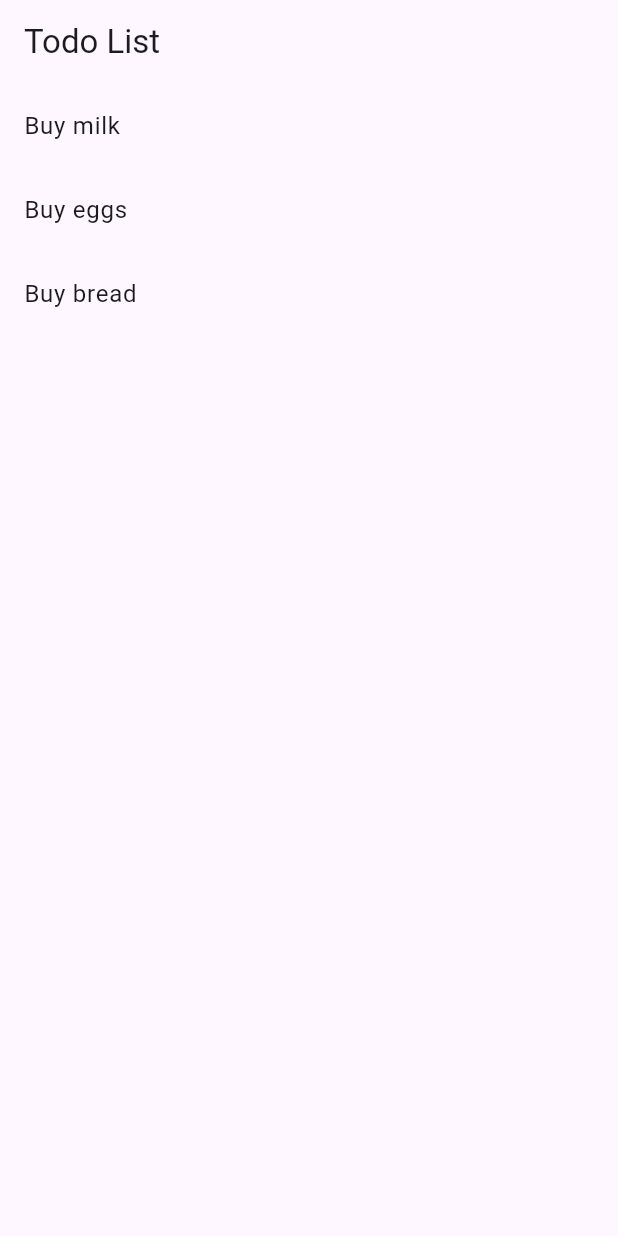
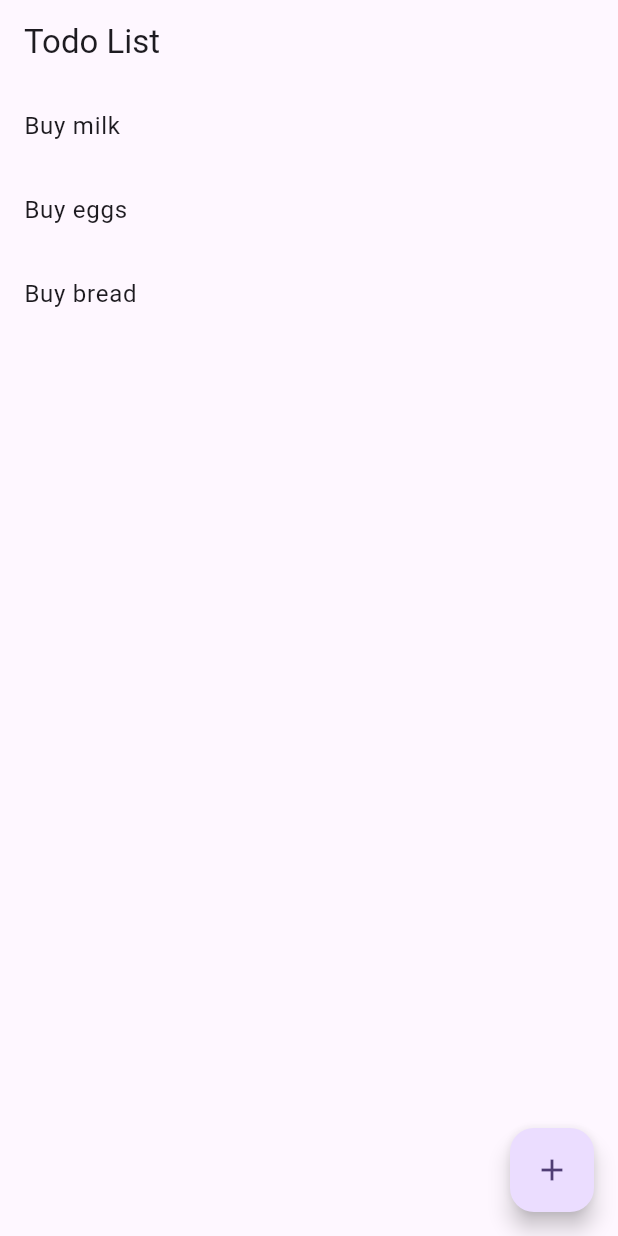
Before and after one commit to RY0TA18/TodoApp, a Flutter app: the screen it shows after launch, on a phone screen of 412 x 824 dp. Run offline on Flutter 3.47's test engine with Material 3 defaults, Android fonts, the phone set to English and light mode, and no system bars.

Commit message:
Todoを追加するボタンを配置

```diff
--- a/lib/main.dart
+++ b/lib/main.dart
@@ -29,7 +29,8 @@ class TodoListPage extends StatelessWidget {
       appBar: AppBar(
         title: const Text('Todo List'),
       ),
-      body: ListView(
+      body:
+        ListView(
           children: const <Widget>[
             ListTile(
               title: Text('Buy milk'),
@@ -42,6 +43,12 @@ class TodoListPage extends StatelessWidget {
             ),
           ],
         ),
+        floatingActionButton: FloatingActionButton(
+          onPressed: () {
+            // Add your onPressed code here!
+          },
+          child: const Icon(Icons.add),
+        ),
     );
   }
 }
```
Lines whose indentation alone changed are shown as unchanged.
